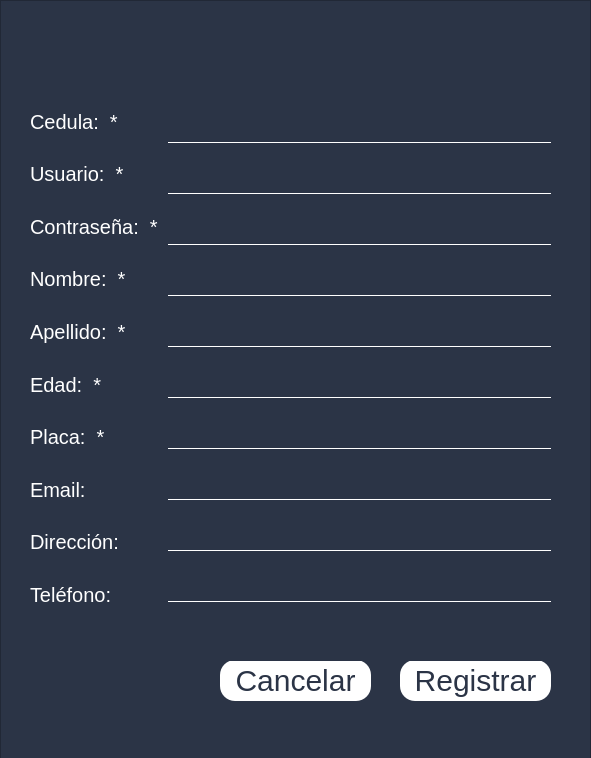
This is ui_py/registro.ui in Simon010717/EasyParkingPy as Qt 5 draws it before an edit. The edited form follows.
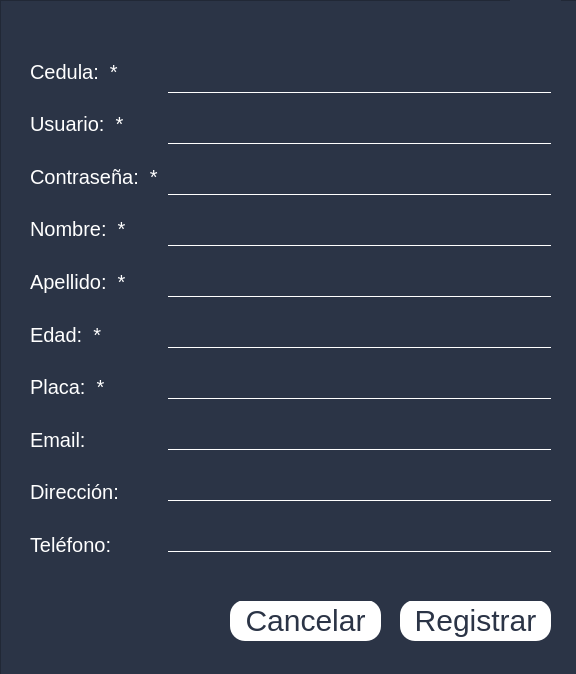
This is the edited form. Icons and pictures are not drawn.

What changed in the file:
```diff
--- a/ui_py/registro.ui
+++ b/ui_py/registro.ui
@@ -6,8 +6,8 @@
    <rect>
     <x>0</x>
     <y>0</y>
-    <width>591</width>
-    <height>758</height>
+    <width>576</width>
+    <height>674</height>
    </rect>
   </property>
   <property name="sizePolicy">
@@ -92,8 +92,8 @@
     <widget class="QPushButton" name="cancelar">
      <property name="geometry">
       <rect>
-       <x>220</x>
-       <y>660</y>
+       <x>230</x>
+       <y>600</y>
        <width>151</width>
        <height>41</height>
       </rect>
@@ -106,7 +106,7 @@
      <property name="geometry">
       <rect>
        <x>400</x>
-       <y>660</y>
+       <y>600</y>
        <width>151</width>
        <height>41</height>
       </rect>
@@ -119,7 +119,7 @@
      <property name="geometry">
       <rect>
        <x>30</x>
-       <y>630</y>
+       <y>570</y>
        <width>521</width>
        <height>31</height>
       </rect>
@@ -134,10 +134,10 @@
     <widget class="QLabel" name="label_11">
      <property name="geometry">
       <rect>
-       <x>500</x>
-       <y>10</y>
-       <width>71</width>
-       <height>91</height>
+       <x>510</x>
+       <y>0</y>
+       <width>51</width>
+       <height>71</height>
       </rect>
      </property>
      <property name="styleSheet">
@@ -157,7 +157,7 @@
      <property name="geometry">
       <rect>
        <x>30</x>
-       <y>100</y>
+       <y>50</y>
        <width>521</width>
        <height>516</height>
       </rect>
```
